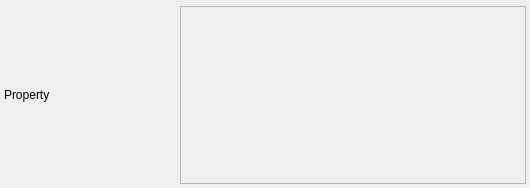
BlueQuartzSoftware/DREAM3D, file Source/DREAM3DWidgetsLib/FilterParameterWidgets/UI_Files/ShapeTypeSelectionWidget.ui: the form before one commit.
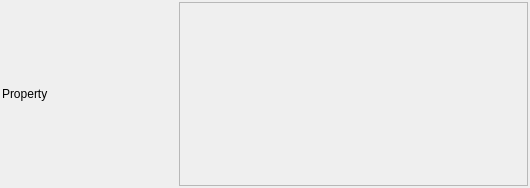
The form after the commit.

```diff
--- a/Source/DREAM3DWidgetsLib/FilterParameterWidgets/UI_Files/ShapeTypeSelectionWidget.ui
+++ b/Source/DREAM3DWidgetsLib/FilterParameterWidgets/UI_Files/ShapeTypeSelectionWidget.ui
@@ -14,17 +14,11 @@
    <string>ShapeTypeSelectionWidget</string>
   </property>
   <layout class="QGridLayout" name="gridLayout">
-   <property name="leftMargin">
-    <number>4</number>
+   <property name="margin">
+    <number>2</number>
    </property>
-   <property name="topMargin">
-    <number>6</number>
-   </property>
-   <property name="rightMargin">
-    <number>4</number>
-   </property>
-   <property name="bottomMargin">
-    <number>4</number>
+   <property name="spacing">
+    <number>5</number>
    </property>
    <item row="2" column="1" colspan="2">
     <widget class="QScrollArea" name="m_ShapeTypeScrollArea">
@@ -42,8 +36,8 @@
        <rect>
         <x>0</x>
         <y>0</y>
-        <width>343</width>
-        <height>176</height>
+        <width>347</width>
+        <height>182</height>
        </rect>
       </property>
       <layout class="QFormLayout" name="formLayout_2">
```
Left out of the diff: 11 changed lines with no effect on the pictures.
